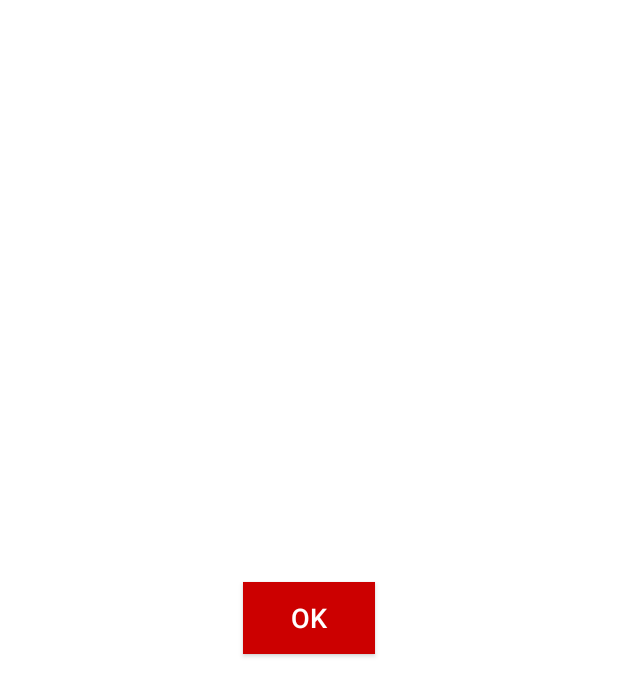
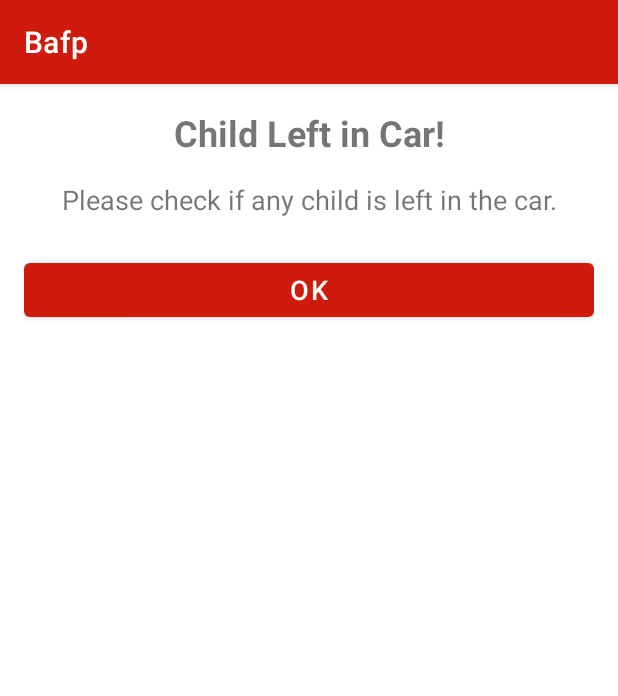
Before and after one commit to Epogo/Bafp, an Android app: the PopUpAlertActivity screen opened directly, with no data from a screen before it, on a phone screen of 412 x 824 dp. Shown: the top 696 px of the screen. Run offline under Robolectric (Android 15) with nearby library versions, the light colour scheme and no system bars.

Commit message:
Now the alert is working!

```diff
--- a/app/src/main/java/com/example/bafp/PopUpAlertActivity.java
+++ b/app/src/main/java/com/example/bafp/PopUpAlertActivity.java
@@ -1,63 +1,44 @@
 package com.example.bafp;
 
-import android.app.Activity;
-import android.content.Context;
+import android.content.Intent;
 import android.os.Bundle;
-import android.os.VibrationEffect;
-import android.os.Vibrator;
 import android.view.View;
-import android.view.Window;
-import android.view.WindowManager;
 import android.widget.Button;
 
-public class PopUpAlertActivity extends Activity {
+import androidx.appcompat.app.AppCompatActivity;
 
-    private Button okButton;
-    private Vibrator vibrator;
+public class PopUpAlertActivity extends AppCompatActivity {
 
     @Override
     protected void onCreate(Bundle savedInstanceState) {
         super.onCreate(savedInstanceState);
-
-        // Make activity full screen without title bar
-        requestWindowFeature(Window.FEATURE_NO_TITLE);
-        getWindow().setFlags(WindowManager.LayoutParams.FLAG_FULLSCREEN, WindowManager.LayoutParams.FLAG_FULLSCREEN);
-
         setContentView(R.layout.activity_popup_alert);
 
-        // Initialize vibrator
-        vibrator = (Vibrator) getSystemService(Context.VIBRATOR_SERVICE);
+        // Prevent dismissing the dialog by tapping outside
+        setFinishOnTouchOutside(false);
 
-        // Start non-stop vibrations
-        startVibrations();
-
-        // OK button click listener
-        okButton = findViewById(R.id.ok_button);
+        Button okButton = findViewById(R.id.okButton);
         okButton.setOnClickListener(new View.OnClickListener() {
             @Override
             public void onClick(View v) {
-                stopVibrations(); // Stop vibrations when OK button is clicked
-                finish(); // Close the popup alert activity
+                // Stop the alarm sound
+                Intent intent = new Intent(PopUpAlertActivity.this, SpeedMonitorService.class);
+                intent.setAction("STOP_ALARM");
+                startService(intent);
+
+                // Close the activity
+                finish();
             }
         });
     }
 
-    private void startVibrations() {
-        // Vibration pattern (0ms delay, 1s vibration)
-        long[] pattern = {0, 1000};
+    @Override
+    public void onBackPressed() {
+        // Call the super method
+        super.onBackPressed();
 
-        // Check API level for compatibility
-        if (android.os.Build.VERSION.SDK_INT >= android.os.Build.VERSION_CODES.O) {
-            // Use vibration effect for API level 26+
-            vibrator.vibrate(VibrationEffect.createWaveform(pattern, 0));
-        } else {
-            // Fallback for older API levels
-            vibrator.vibrate(pattern, 0);
-        }
-    }
-
-    private void stopVibrations() {
-        // Stop vibrations
-        vibrator.cancel();
+        // Prevent closing the activity
+        // You can show a toast or dialog here to inform the user
+        // that they need to press the OK button
     }
 }
--- a/app/src/main/res/layout/activity_popup_alert.xml
+++ b/app/src/main/res/layout/activity_popup_alert.xml
@@ -1,17 +1,32 @@
 <?xml version="1.0" encoding="utf-8"?>
-<RelativeLayout xmlns:android="http://schemas.android.com/apk/res/android"
+<LinearLayout xmlns:android="http://schemas.android.com/apk/res/android"
     android:layout_width="match_parent"
-    android:layout_height="match_parent"
-    android:background="@android:color/white"
-    android:gravity="center">
+    android:layout_height="wrap_content"
+    android:orientation="vertical"
+    android:padding="16dp">
+
+    <TextView
+        android:layout_width="match_parent"
+        android:layout_height="wrap_content"
+        android:text="Child Left in Car!"
+        android:textSize="24sp"
+        android:textStyle="bold"
+        android:gravity="center"
+        android:layout_marginBottom="16dp"/>
+
+    <TextView
+        android:layout_width="match_parent"
+        android:layout_height="wrap_content"
+        android:text="Please check if any child is left in the car."
+        android:textSize="18sp"
+        android:gravity="center"
+        android:layout_marginBottom="24dp"/>
 
     <Button
-        android:id="@+id/ok_button"
-        android:layout_width="wrap_content"
+        android:id="@+id/okButton"
+        android:layout_width="match_parent"
         android:layout_height="wrap_content"
         android:text="OK"
-        android:textSize="18sp"
-        android:background="@android:color/holo_red_dark"
-        android:textColor="@android:color/white" />
+        android:textSize="18sp"/>
 
-</RelativeLayout>
+</LinearLayout>
```
Also changed, not shown: app/src/main/java/com/example/bafp/SpeedMonitorService.java (+28 -27 lines).
